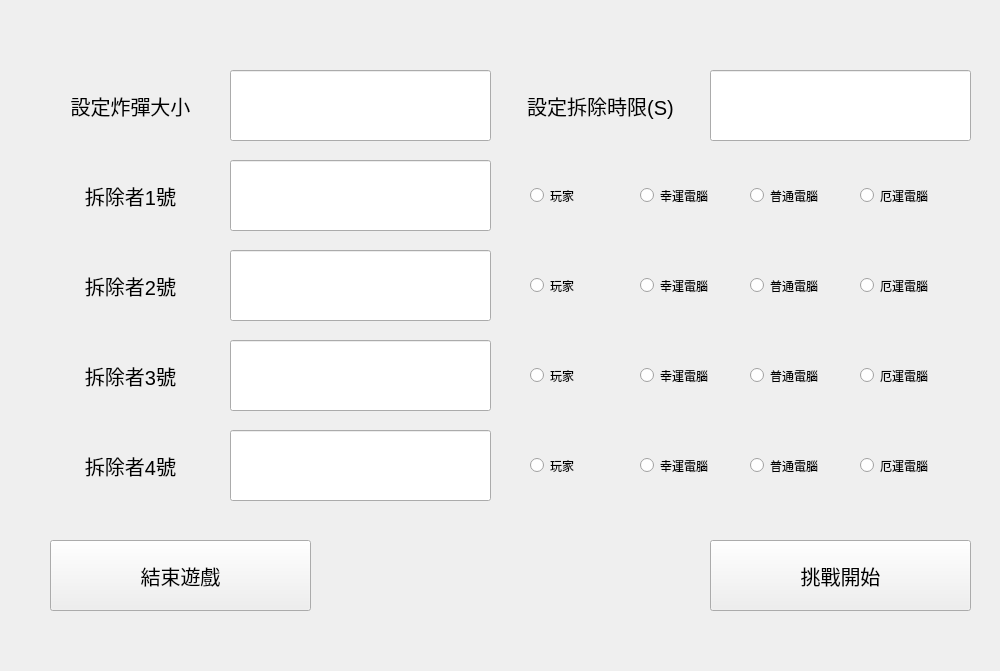
imghe/Mini-Games, file Mini-Games/booom.ui: the form before one commit.
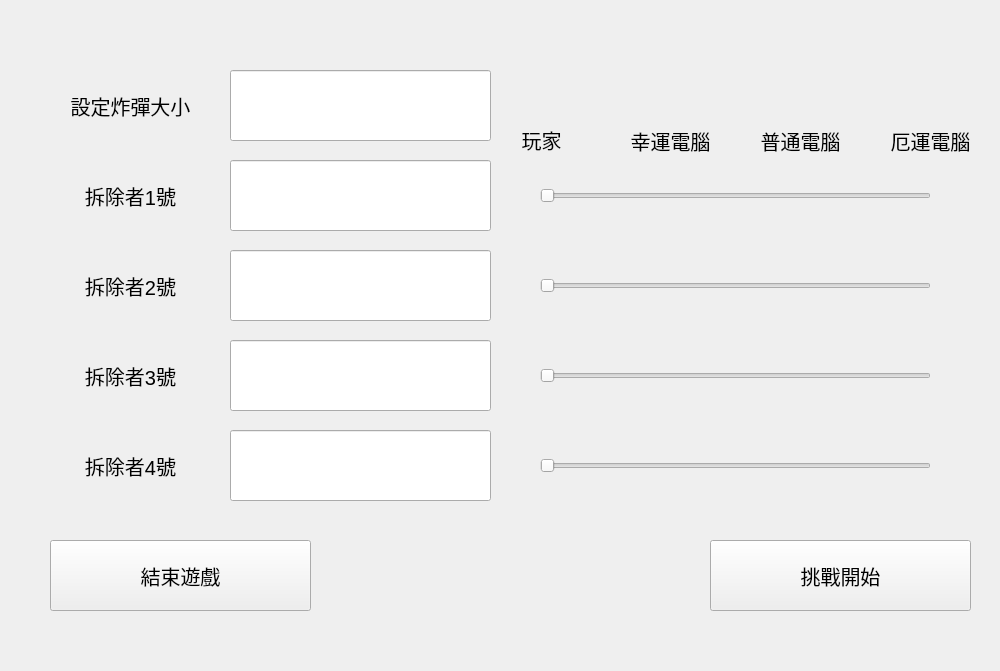
The form after the commit. The open tabs and pages were chosen to show the change. Icons and pictures are not drawn.

```diff
--- a/Mini-Games/booom.ui
+++ b/Mini-Games/booom.ui
@@ -83,157 +83,6 @@
       <set>Qt::AlignCenter</set>
      </property>
     </widget>
-    <widget class="QLabel" name="SecKey">
-     <property name="geometry">
-      <rect>
-       <x>510</x>
-       <y>70</y>
-       <width>181</width>
-       <height>71</height>
-      </rect>
-     </property>
-     <property name="font">
-      <font>
-       <pointsize>15</pointsize>
-      </font>
-     </property>
-     <property name="text">
-      <string>設定拆除時限(S)</string>
-     </property>
-     <property name="alignment">
-      <set>Qt::AlignCenter</set>
-     </property>
-    </widget>
-    <widget class="QLineEdit" name="BoomSecKey">
-     <property name="geometry">
-      <rect>
-       <x>710</x>
-       <y>70</y>
-       <width>261</width>
-       <height>71</height>
-      </rect>
-     </property>
-     <property name="font">
-      <font>
-       <pointsize>15</pointsize>
-      </font>
-     </property>
-     <property name="alignment">
-      <set>Qt::AlignCenter</set>
-     </property>
-    </widget>
-    <widget class="QRadioButton" name="radioButton_1">
-     <property name="geometry">
-      <rect>
-       <x>530</x>
-       <y>170</y>
-       <width>101</width>
-       <height>51</height>
-      </rect>
-     </property>
-     <property name="text">
-      <string>玩家</string>
-     </property>
-     <attribute name="buttonGroup">
-      <string notr="true">buttonGroup_2</string>
-     </attribute>
-    </widget>
-    <widget class="QRadioButton" name="radioButton_2">
-     <property name="geometry">
-      <rect>
-       <x>640</x>
-       <y>170</y>
-       <width>101</width>
-       <height>51</height>
-      </rect>
-     </property>
-     <property name="text">
-      <string>幸運電腦</string>
-     </property>
-     <attribute name="buttonGroup">
-      <string notr="true">buttonGroup_2</string>
-     </attribute>
-    </widget>
-    <widget class="QRadioButton" name="radioButton_3">
-     <property name="geometry">
-      <rect>
-       <x>750</x>
-       <y>170</y>
-       <width>101</width>
-       <height>51</height>
-      </rect>
-     </property>
-     <property name="text">
-      <string>普通電腦</string>
-     </property>
-     <attribute name="buttonGroup">
-      <string notr="true">buttonGroup_2</string>
-     </attribute>
-    </widget>
-    <widget class="QRadioButton" name="radioButton_4">
-     <property name="geometry">
-      <rect>
-       <x>860</x>
-       <y>170</y>
-       <width>111</width>
-       <height>51</height>
-      </rect>
-     </property>
-     <property name="text">
-      <string>厄運電腦</string>
-     </property>
-     <attribute name="buttonGroup">
-      <string notr="true">buttonGroup_2</string>
-     </attribute>
-    </widget>
-    <widget class="QRadioButton" name="radioButton_5">
-     <property name="geometry">
-      <rect>
-       <x>530</x>
-       <y>260</y>
-       <width>101</width>
-       <height>51</height>
-      </rect>
-     </property>
-     <property name="text">
-      <string>玩家</string>
-     </property>
-     <attribute name="buttonGroup">
-      <string notr="true">buttonGroup_1</string>
-     </attribute>
-    </widget>
-    <widget class="QRadioButton" name="radioButton_6">
-     <property name="geometry">
-      <rect>
-       <x>640</x>
-       <y>260</y>
-       <width>111</width>
-       <height>51</height>
-      </rect>
-     </property>
-     <property name="text">
-      <string>幸運電腦</string>
-     </property>
-     <attribute name="buttonGroup">
-      <string notr="true">buttonGroup_1</string>
-     </attribute>
-    </widget>
-    <widget class="QRadioButton" name="radioButton_7">
-     <property name="geometry">
-      <rect>
-       <x>750</x>
-       <y>260</y>
-       <width>101</width>
-       <height>51</height>
-      </rect>
-     </property>
-     <property name="text">
-      <string>普通電腦</string>
-     </property>
-     <attribute name="buttonGroup">
-      <string notr="true">buttonGroup_1</string>
-     </attribute>
-    </widget>
     <widget class="QLineEdit" name="playerName_2">
      <property name="geometry">
       <rect>
@@ -253,150 +102,6 @@
       <set>Qt::AlignCenter</set>
      </property>
     </widget>
-    <widget class="QRadioButton" name="radioButton_8">
-     <property name="geometry">
-      <rect>
-       <x>860</x>
-       <y>260</y>
-       <width>101</width>
-       <height>51</height>
-      </rect>
-     </property>
-     <property name="text">
-      <string>厄運電腦</string>
-     </property>
-     <attribute name="buttonGroup">
-      <string notr="true">buttonGroup_1</string>
-     </attribute>
-    </widget>
-    <widget class="QRadioButton" name="radioButton_9">
-     <property name="geometry">
-      <rect>
-       <x>530</x>
-       <y>350</y>
-       <width>101</width>
-       <height>51</height>
-      </rect>
-     </property>
-     <property name="text">
-      <string>玩家</string>
-     </property>
-     <attribute name="buttonGroup">
-      <string notr="true">buttonGroup_3</string>
-     </attribute>
-    </widget>
-    <widget class="QRadioButton" name="radioButton_10">
-     <property name="geometry">
-      <rect>
-       <x>640</x>
-       <y>350</y>
-       <width>111</width>
-       <height>51</height>
-      </rect>
-     </property>
-     <property name="text">
-      <string>幸運電腦</string>
-     </property>
-     <attribute name="buttonGroup">
-      <string notr="true">buttonGroup_3</string>
-     </attribute>
-    </widget>
-    <widget class="QRadioButton" name="radioButton_11">
-     <property name="geometry">
-      <rect>
-       <x>750</x>
-       <y>350</y>
-       <width>101</width>
-       <height>51</height>
-      </rect>
-     </property>
-     <property name="text">
-      <string>普通電腦</string>
-     </property>
-     <attribute name="buttonGroup">
-      <string notr="true">buttonGroup_3</string>
-     </attribute>
-    </widget>
-    <widget class="QRadioButton" name="radioButton_12">
-     <property name="geometry">
-      <rect>
-       <x>860</x>
-       <y>350</y>
-       <width>101</width>
-       <height>51</height>
-      </rect>
-     </property>
-     <property name="text">
-      <string>厄運電腦</string>
-     </property>
-     <attribute name="buttonGroup">
-      <string notr="true">buttonGroup_3</string>
-     </attribute>
-    </widget>
-    <widget class="QRadioButton" name="radioButton_13">
-     <property name="geometry">
-      <rect>
-       <x>530</x>
-       <y>440</y>
-       <width>111</width>
-       <height>51</height>
-      </rect>
-     </property>
-     <property name="text">
-      <string>玩家</string>
-     </property>
-     <attribute name="buttonGroup">
-      <string notr="true">buttonGroup_4</string>
-     </attribute>
-    </widget>
-    <widget class="QRadioButton" name="radioButton_14">
-     <property name="geometry">
-      <rect>
-       <x>640</x>
-       <y>440</y>
-       <width>101</width>
-       <height>51</height>
-      </rect>
-     </property>
-     <property name="text">
-      <string>幸運電腦</string>
-     </property>
-     <attribute name="buttonGroup">
-      <string notr="true">buttonGroup_4</string>
-     </attribute>
-    </widget>
-    <widget class="QRadioButton" name="radioButton_15">
-     <property name="geometry">
-      <rect>
-       <x>750</x>
-       <y>440</y>
-       <width>101</width>
-       <height>51</height>
-      </rect>
-     </property>
-     <property name="text">
-      <string>普通電腦</string>
-     </property>
-     <attribute name="buttonGroup">
-      <string notr="true">buttonGroup_4</string>
-     </attribute>
-    </widget>
-    <widget class="QRadioButton" name="radioButton_16">
-     <property name="geometry">
-      <rect>
-       <x>860</x>
-       <y>440</y>
-       <width>101</width>
-       <height>51</height>
-      </rect>
-     </property>
-     <property name="text">
-      <string>厄運電腦</string>
-     </property>
-     <attribute name="buttonGroup">
-      <string notr="true">buttonGroup_4</string>
-     </attribute>
-    </widget>
     <widget class="QLineEdit" name="playerName_4">
      <property name="geometry">
       <rect>
@@ -556,6 +261,170 @@
       <set>Qt::AlignCenter</set>
      </property>
     </widget>
+    <widget class="QSlider" name="mod_1">
+     <property name="geometry">
+      <rect>
+       <x>540</x>
+       <y>186</y>
+       <width>391</width>
+       <height>20</height>
+      </rect>
+     </property>
+     <property name="orientation">
+      <enum>Qt::Horizontal</enum>
+     </property>
+    </widget>
+    <widget class="QSlider" name="mod_2">
+     <property name="geometry">
+      <rect>
+       <x>540</x>
+       <y>275</y>
+       <width>391</width>
+       <height>21</height>
+      </rect>
+     </property>
+     <property name="orientation">
+      <enum>Qt::Horizontal</enum>
+     </property>
+    </widget>
+    <widget class="QSlider" name="mod_3">
+     <property name="geometry">
+      <rect>
+       <x>540</x>
+       <y>365</y>
+       <width>391</width>
+       <height>21</height>
+      </rect>
+     </property>
+     <property name="orientation">
+      <enum>Qt::Horizontal</enum>
+     </property>
+    </widget>
+    <widget class="QSlider" name="mod_4">
+     <property name="geometry">
+      <rect>
+       <x>540</x>
+       <y>455</y>
+       <width>391</width>
+       <height>21</height>
+      </rect>
+     </property>
+     <property name="orientation">
+      <enum>Qt::Horizontal</enum>
+     </property>
+    </widget>
+    <widget class="QLabel" name="label">
+     <property name="geometry">
+      <rect>
+       <x>510</x>
+       <y>119</y>
+       <width>63</width>
+       <height>41</height>
+      </rect>
+     </property>
+     <property name="font">
+      <font>
+       <family>細明體_HKSCS</family>
+       <pointsize>15</pointsize>
+      </font>
+     </property>
+     <property name="mouseTracking">
+      <bool>false</bool>
+     </property>
+     <property name="tabletTracking">
+      <bool>false</bool>
+     </property>
+     <property name="text">
+      <string>玩家</string>
+     </property>
+     <property name="alignment">
+      <set>Qt::AlignCenter</set>
+     </property>
+    </widget>
+    <widget class="QLabel" name="label_4">
+     <property name="geometry">
+      <rect>
+       <x>610</x>
+       <y>120</y>
+       <width>121</width>
+       <height>41</height>
+      </rect>
+     </property>
+     <property name="font">
+      <font>
+       <family>細明體_HKSCS</family>
+       <pointsize>15</pointsize>
+      </font>
+     </property>
+     <property name="mouseTracking">
+      <bool>false</bool>
+     </property>
+     <property name="tabletTracking">
+      <bool>false</bool>
+     </property>
+     <property name="text">
+      <string>幸運電腦</string>
+     </property>
+     <property name="alignment">
+      <set>Qt::AlignCenter</set>
+     </property>
+    </widget>
+    <widget class="QLabel" name="label_5">
+     <property name="geometry">
+      <rect>
+       <x>740</x>
+       <y>120</y>
+       <width>121</width>
+       <height>41</height>
+      </rect>
+     </property>
+     <property name="font">
+      <font>
+       <family>細明體_HKSCS</family>
+       <pointsize>15</pointsize>
+      </font>
+     </property>
+     <property name="mouseTracking">
+      <bool>false</bool>
+     </property>
+     <property name="tabletTracking">
+      <bool>false</bool>
+     </property>
+     <property name="text">
+      <string>普通電腦</string>
+     </property>
+     <property name="alignment">
+      <set>Qt::AlignCenter</set>
+     </property>
+    </widget>
+    <widget class="QLabel" name="label_6">
+     <property name="geometry">
+      <rect>
+       <x>870</x>
+       <y>120</y>
+       <width>121</width>
+       <height>41</height>
+      </rect>
+     </property>
+     <property name="font">
+      <font>
+       <family>細明體_HKSCS</family>
+       <pointsize>15</pointsize>
+      </font>
+     </property>
+     <property name="mouseTracking">
+      <bool>false</bool>
+     </property>
+     <property name="tabletTracking">
+      <bool>false</bool>
+     </property>
+     <property name="text">
+      <string>厄運電腦</string>
+     </property>
+     <property name="alignment">
+      <set>Qt::AlignCenter</set>
+     </property>
+    </widget>
    </widget>
    <widget class="QWidget" name="Booom_go">
     <widget class="QLabel" name="Boom">
```
Left out of the diff: 155 changed lines with no effect on the pictures.
